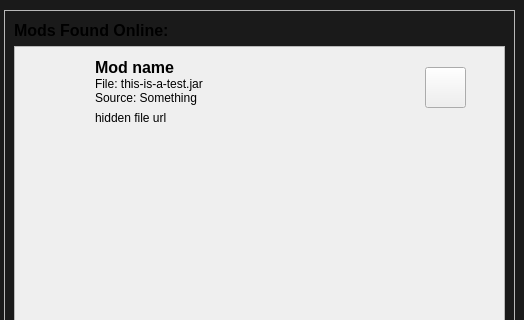
Before: the Qt Designer form MCModUpdater/resources/gui/main.ui in AidenRaaphorst/mc-mod-updater, drawn with Qt 5; both pictures show x 526 to 1050 and y 0 to 320 of the 1050 by 700 pixel window.
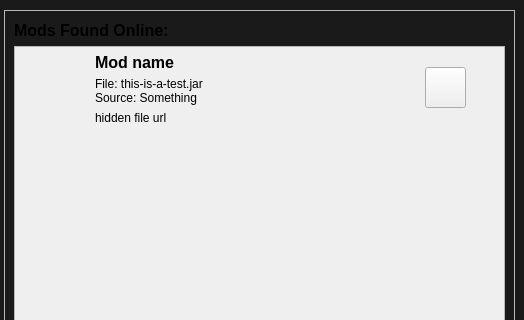
After: the same form once the commit is applied. Icons and pictures are not drawn.

Commit message: Fixed letters getting cut off by height

```diff
--- a/MCModUpdater/resources/gui/main.ui
+++ b/MCModUpdater/resources/gui/main.ui
@@ -252,9 +252,9 @@
           <property name="geometry">
            <rect>
             <x>80</x>
-            <y>10</y>
+            <y>0</y>
             <width>291</width>
-            <height>21</height>
+            <height>31</height>
            </rect>
           </property>
           <property name="font">
```
Left out of the diff: 5 changed lines with no effect on the pictures.
